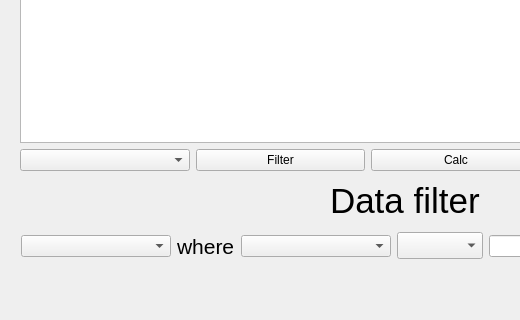
Old version of the form Qt_Designer/mainwindow.ui in the repository bb305496/CSV_Weather_Dashboard; both pictures show x 0 to 520 and y 250 to 570 of the 796 by 793 pixel window.
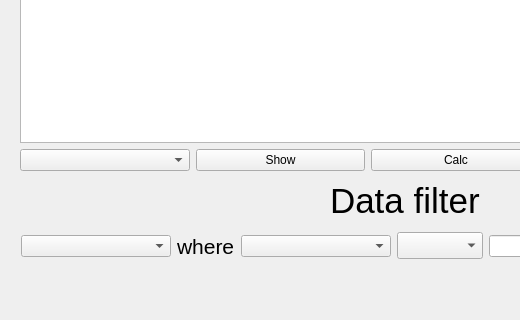
New version of the form.

What changed in the file:
```diff
--- a/Qt_Designer/mainwindow.ui
+++ b/Qt_Designer/mainwindow.ui
@@ -50,7 +50,7 @@
        <item>
         <widget class="QPushButton" name="filterButton">
          <property name="text">
-          <string>Filter</string>
+          <string>Show</string>
          </property>
         </widget>
        </item>
@@ -255,7 +255,7 @@
      <string>Export to CSV</string>
     </property>
    </widget>
-   <widget class="QWidget" name="">
+   <widget class="QWidget" name="layoutWidget">
     <property name="geometry">
      <rect>
       <x>21</x>
```
